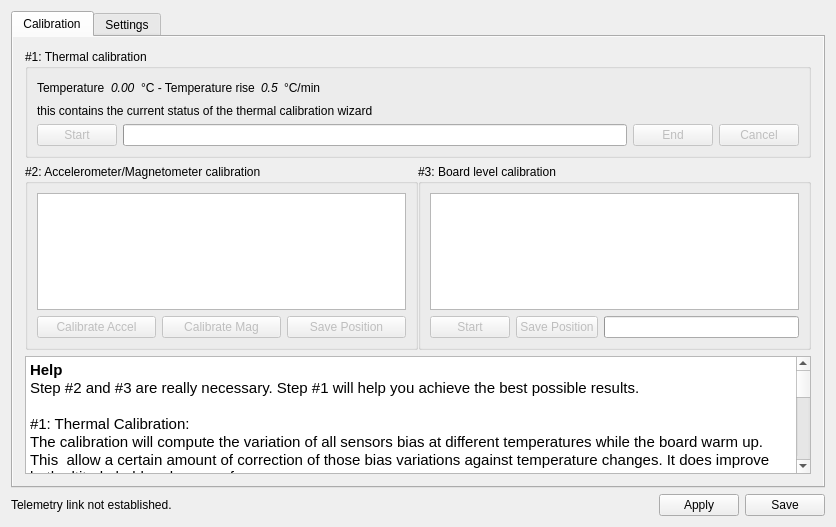
The window that ground/openpilotgcs/src/plugins/config/revosensors.ui (openpilot/OpenPilot) describes before a commit, drawn with Qt 5.
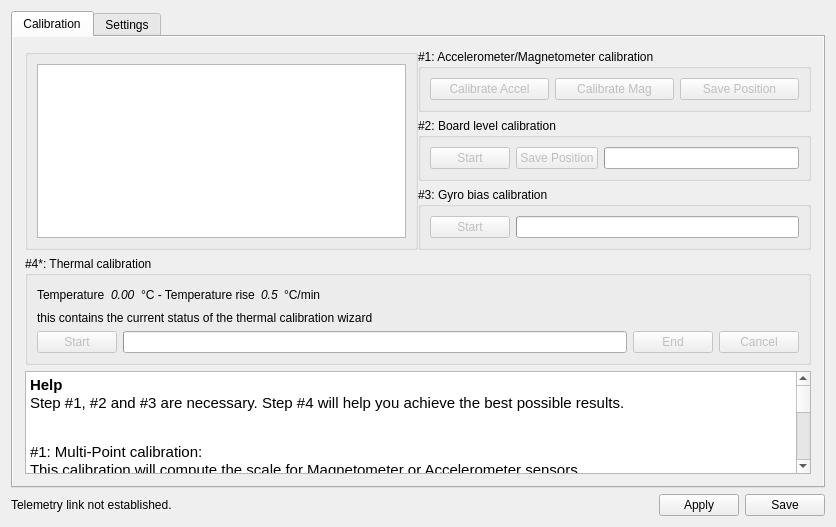
The same window after the commit. Icons and pictures are not drawn.

Commit message: OP-975 first part of code refactoring, changed the UI to better use the available space

```diff
--- a/ground/openpilotgcs/src/plugins/config/revosensors.ui
+++ b/ground/openpilotgcs/src/plugins/config/revosensors.ui
@@ -62,16 +62,60 @@
          <property name="verticalSpacing">
           <number>6</number>
          </property>
-         <item row="1" column="0" >
+         <item row="0" column="0" rowspan="3">
           <widget class="QGroupBox" name="groupBox_5">
-           <property name="title">
-            <string>#2: Accelerometer/Magnetometer calibration</string>
-           </property>
            <layout class="QVBoxLayout" name="verticalLayout_sixPointCalib">
             <item>
              <widget class="QGraphicsView" name="sixPointsHelp"/>
             </item>
-            <item>
+           </layout>
+          </widget>
+         </item>
+         <item row="4" column="0" colspan="2">
+          <widget class="QTextEdit" name="sixPointCalibInstructions">
+           <property name="toolTip">
+            <string>Calibration instructions</string>
+           </property>
+           <property name="horizontalScrollBarPolicy">
+            <enum>Qt::ScrollBarAlwaysOff</enum>
+           </property>
+           <property name="html">
+            <string>&lt;!DOCTYPE HTML PUBLIC &quot;-//W3C//DTD HTML 4.0//EN&quot; &quot;http://www.w3.org/TR/REC-html40/strict.dtd&quot;&gt;
+&lt;html&gt;&lt;head&gt;&lt;meta name=&quot;qrichtext&quot; content=&quot;1&quot; /&gt;&lt;style type=&quot;text/css&quot;&gt;
+p, li { white-space: pre-wrap; }
+&lt;/style&gt;&lt;/head&gt;&lt;body style=&quot; font-family:'MS Shell Dlg 2'; font-size:8.25pt; font-weight:400; font-style:normal;&quot;&gt;
+&lt;table border=&quot;0&quot; style=&quot;-qt-table-type: root; margin-top:4px; margin-bottom:4px; margin-left:4px; margin-right:4px;&quot;&gt;
+&lt;tr&gt;
+&lt;td style=&quot;border: none;&quot;&gt;
+&lt;p style=&quot; margin-top:0px; margin-bottom:0px; margin-left:0px; margin-right:0px; -qt-block-indent:0; text-indent:0px;&quot;&gt;&lt;span style=&quot; font-family:'Ubuntu'; font-size:11pt; font-weight:600;&quot;&gt;Help&lt;/span&gt;&lt;/p&gt;
+&lt;p style=&quot; margin-top:0px; margin-bottom:0px; margin-left:0px; margin-right:0px; -qt-block-indent:0; text-indent:0px;&quot;&gt;&lt;span style=&quot; font-family:'Ubuntu'; font-size:11pt;&quot;&gt;Step #1, #2 and #3 are necessary. Step #4 will help you achieve the best possible results.&lt;/span&gt;&lt;/p&gt;
+&lt;p style=&quot;-qt-paragraph-type:empty; margin-top:0px; margin-bottom:0px; margin-left:0px; margin-right:0px; -qt-block-indent:0; text-indent:0px; font-family:'Ubuntu'; font-size:11pt;&quot;&gt;&lt;br /&gt;&lt;/p&gt;
+&lt;p align=&quot;center&quot; style=&quot;-qt-paragraph-type:empty; margin-top:0px; margin-bottom:0px; margin-left:0px; margin-right:0px; -qt-block-indent:0; text-indent:0px; font-size:8pt;&quot;&gt;&lt;br /&gt;&lt;/p&gt;
+&lt;p style=&quot; margin-top:0px; margin-bottom:0px; margin-left:0px; margin-right:0px; -qt-block-indent:0; text-indent:0px;&quot;&gt;&lt;span style=&quot; font-family:'Ubuntu'; font-size:11pt;&quot;&gt;#1: Multi-Point calibration:&lt;/span&gt;&lt;/p&gt;
+&lt;p style=&quot; margin-top:0px; margin-bottom:0px; margin-left:0px; margin-right:0px; -qt-block-indent:0; text-indent:0px;&quot;&gt;&lt;span style=&quot; font-family:'Ubuntu'; font-size:11pt;&quot;&gt;This calibration will compute the scale for Magnetometer or Accelerometer sensors. &lt;/span&gt;&lt;/p&gt;
+&lt;p style=&quot; margin-top:0px; margin-bottom:0px; margin-left:0px; margin-right:0px; -qt-block-indent:0; text-indent:0px;&quot;&gt;&lt;span style=&quot; font-family:'Ubuntu'; font-size:11pt;&quot;&gt;Press &amp;quot;Calibrate Mag&amp;quot; or &amp;quot;Calibrate Accel&amp;quot; to begin calibration, and follow the instructions which will be displayed here.  Note that your HomeLocation must be set first, including the local magnetic field vector (Be) and acceleration due to gravity (g_e).&lt;/span&gt;&lt;/p&gt;
+&lt;p style=&quot; margin-top:0px; margin-bottom:0px; margin-left:0px; margin-right:0px; -qt-block-indent:0; text-indent:0px;&quot;&gt;&lt;span style=&quot; font-family:'Ubuntu'; font-size:11pt;&quot;&gt;For optimal calibration perform the Accel calibration with the board not mounted to the craft. in this way you can accurately level the board on your desk/table during the process. &lt;/span&gt;&lt;/p&gt;
+&lt;p style=&quot; margin-top:0px; margin-bottom:0px; margin-left:0px; margin-right:0px; -qt-block-indent:0; text-indent:0px;&quot;&gt;&lt;span style=&quot; font-family:'Ubuntu'; font-size:11pt;&quot;&gt;Magnetometer calibration need to be performed inside your plane/copter to account for metal/magnetic stuffs on board.&lt;/span&gt;&lt;/p&gt;
+&lt;p style=&quot;-qt-paragraph-type:empty; margin-top:0px; margin-bottom:0px; margin-left:0px; margin-right:0px; -qt-block-indent:0; text-indent:0px; font-family:'Ubuntu'; font-size:11pt;&quot;&gt;&lt;br /&gt;&lt;/p&gt;
+&lt;p style=&quot; margin-top:0px; margin-bottom:0px; margin-left:0px; margin-right:0px; -qt-block-indent:0; text-indent:0px;&quot;&gt;&lt;span style=&quot; font-family:'Ubuntu'; font-size:11pt;&quot;&gt;#2: Board level calibration:&lt;/span&gt;&lt;/p&gt;
+&lt;p style=&quot; margin-top:0px; margin-bottom:0px; margin-left:0px; margin-right:0px; -qt-block-indent:0; text-indent:0px;&quot;&gt;&lt;span style=&quot; font-family:'Ubuntu'; font-size:11pt;&quot;&gt;This step will ensure that board leveling is accurate. Place your airframe as horizontally as possible (use a spirit level if necessary), then press Start below and do not move your airframe at all until the end of the calibration.&lt;/span&gt;&lt;/p&gt;
+&lt;p style=&quot;-qt-paragraph-type:empty; margin-top:0px; margin-bottom:0px; margin-left:0px; margin-right:0px; -qt-block-indent:0; text-indent:0px; font-family:'Ubuntu'; font-size:11pt;&quot;&gt;&lt;br /&gt;&lt;/p&gt;
+&lt;p style=&quot; margin-top:0px; margin-bottom:0px; margin-left:0px; margin-right:0px; -qt-block-indent:0; text-indent:0px;&quot;&gt;&lt;span style=&quot; font-family:'Ubuntu'; font-size:11pt;&quot;&gt;#3: Gyro Bias calculation:&lt;/span&gt;&lt;/p&gt;
+&lt;p style=&quot; margin-top:0px; margin-bottom:0px; margin-left:0px; margin-right:0px; -qt-block-indent:0; text-indent:0px;&quot;&gt;&lt;span style=&quot; font-family:'Ubuntu'; font-size:11pt;&quot;&gt;This step allows to calibrate the gyro measured value when the board is steady. To perform the calibration leave the board/aircraft completely steady and click start. &lt;/span&gt;&lt;/p&gt;
+&lt;p style=&quot;-qt-paragraph-type:empty; margin-top:0px; margin-bottom:0px; margin-left:0px; margin-right:0px; -qt-block-indent:0; text-indent:0px; font-family:'Ubuntu'; font-size:11pt;&quot;&gt;&lt;br /&gt;&lt;/p&gt;
+&lt;p style=&quot; margin-top:0px; margin-bottom:0px; margin-left:0px; margin-right:0px; -qt-block-indent:0; text-indent:0px;&quot;&gt;&lt;span style=&quot; font-family:'Ubuntu'; font-size:11pt;&quot;&gt;#4: Thermal Calibration:&lt;/span&gt;&lt;/p&gt;
+&lt;p style=&quot; margin-top:0px; margin-bottom:0px; margin-left:0px; margin-right:0px; -qt-block-indent:0; text-indent:0px;&quot;&gt;&lt;span style=&quot; font-family:'Ubuntu'; font-size:11pt;&quot;&gt;The calibration will compute sensors bias variations at different temperatures while the board warms up.&lt;/span&gt;&lt;/p&gt;
+&lt;p style=&quot; margin-top:0px; margin-bottom:0px; margin-left:0px; margin-right:0px; -qt-block-indent:0; text-indent:0px;&quot;&gt;&lt;span style=&quot; font-family:'Ubuntu'; font-size:11pt;&quot;&gt;This  allow a certain amount of correction of those bias variations against temperature changes. It does improve both altitude hold and yaw performances.&lt;/span&gt;&lt;/p&gt;
+&lt;p style=&quot; margin-top:0px; margin-bottom:0px; margin-left:0px; margin-right:0px; -qt-block-indent:0; text-indent:0px;&quot;&gt;&lt;span style=&quot; font-family:'Ubuntu'; font-size:11pt;&quot;&gt;To perform this calibration leave the board to cool down at room temperature in the coldest places available. after 15-20 minutes attach the usb connector to the board and Click the Calibrate button leaving the board steady. Wait until completed&lt;/span&gt;&lt;/p&gt;
+&lt;p align=&quot;center&quot; style=&quot;-qt-paragraph-type:empty; margin-top:0px; margin-bottom:0px; margin-left:0px; margin-right:0px; -qt-block-indent:0; text-indent:0px; font-family:'Ubuntu'; font-size:11pt;&quot;&gt;&lt;br /&gt;&lt;/p&gt;&lt;/td&gt;&lt;/tr&gt;&lt;/table&gt;&lt;/body&gt;&lt;/html&gt;</string>
+           </property>
+          </widget>
+         </item>
+         <item row="0" column="1">
+          <widget class="QGroupBox" name="groupBox">
+           <property name="title">
+            <string>#1: Accelerometer/Magnetometer calibration</string>
+           </property>
              <layout class="QHBoxLayout" name="horizontalLayout_4">
               <item>
                <widget class="QPushButton" name="sixPointsStartAccel">
@@ -113,18 +157,84 @@
                </widget>
               </item>
              </layout>
-            </item>
+          </widget>
+         </item>
+         <item row="1" column="1">
+          <widget class="QGroupBox" name="groupBox">
+           <property name="title">
+            <string>#2: Board level calibration</string>
+           </property>
+           <layout class="QHBoxLayout">
+            <item>
+             <widget class="QPushButton" name="boardLevelStart">
+              <property name="enabled">
+               <bool>false</bool>
+              </property>
+              <property name="text">
+               <string>Start</string>
+              </property>
+             </widget>
+            </item>
+            <item>
+             <widget class="QPushButton" name="boardLevelSavePos">
+              <property name="enabled">
+               <bool>false</bool>
+              </property>
+              <property name="text">
+               <string>Save Position</string>
+              </property>
+             </widget>
+            </item>
+            <item>
+             <widget class="QProgressBar" name="boardLevelProgress">
+              <property name="value">
+               <number>0</number>
+              </property>
+              <property name="textVisible">
+               <bool>false</bool>
+              </property>
+             </widget>
+            </item>
            </layout>
           </widget>
          </item>
-         <item row="0" column="0" colspan="2">
+         <item row="2" column="1">
+          <widget class="QGroupBox" name="groupBox">
+           <property name="title">
+            <string>#3: Gyro bias calibration</string>
+           </property>
+           <layout class="QHBoxLayout">
+            <item>
+             <widget class="QPushButton" name="gyroBiasStart">
+              <property name="enabled">
+               <bool>false</bool>
+              </property>
+              <property name="text">
+               <string>Start</string>
+              </property>
+             </widget>
+            </item>
+            <item>
+             <widget class="QProgressBar" name="gyroBiasProgress">
+              <property name="value">
+               <number>0</number>
+              </property>
+              <property name="textVisible">
+               <bool>false</bool>
+              </property>
+             </widget>
+            </item>
+           </layout>
+          </widget>
+         </item>
+         <item row="3" column="0" colspan="2">
           <widget class="QGroupBox" name="groupBox_5">
            <property name="title">
-            <string>#1: Thermal calibration</string>
+            <string>#4*: Thermal calibration</string>
            </property>
-           <layout class="QVBoxLayout" name="verticalLayout_thermalbias">
+           <layout class="QVBoxLayout">
             <item>
-             <layout class="QHBoxLayout" name="horizontalLayout_thermalbias">
+             <layout class="QHBoxLayout">
               <item>
                <widget class="QLabel" name="label_temperature">
                 <property name="font">
@@ -267,86 +377,6 @@
            </layout>
           </widget>
          </item>
-         <item row="3" column="0" colspan="2">
-          <widget class="QTextEdit" name="sixPointCalibInstructions">
-           <property name="toolTip">
-            <string>Six Point Calibration instructions</string>
-           </property>
-           <property name="horizontalScrollBarPolicy">
-            <enum>Qt::ScrollBarAlwaysOff</enum>
-           </property>
-           <property name="html">
-            <string>&lt;!DOCTYPE HTML PUBLIC &quot;-//W3C//DTD HTML 4.0//EN&quot; &quot;http://www.w3.org/TR/REC-html40/strict.dtd&quot;&gt;
-&lt;html&gt;&lt;head&gt;&lt;meta name=&quot;qrichtext&quot; content=&quot;1&quot; /&gt;&lt;style type=&quot;text/css&quot;&gt;
-p, li { white-space: pre-wrap; }
-&lt;/style&gt;&lt;/head&gt;&lt;body style=&quot; font-family:'Sans Serif'; font-size:9pt; font-weight:400; font-style:normal;&quot;&gt;
-&lt;table border=&quot;0&quot; style=&quot;-qt-table-type: root; margin-top:4px; margin-bottom:4px; margin-left:4px; margin-right:4px;&quot;&gt;
-&lt;tr&gt;
-&lt;td style=&quot;border: none;&quot;&gt;
-&lt;p style=&quot; margin-top:0px; margin-bottom:0px; margin-left:0px; margin-right:0px; -qt-block-indent:0; text-indent:0px;&quot;&gt;&lt;span style=&quot; font-family:'Ubuntu'; font-size:11pt; font-weight:600;&quot;&gt;Help&lt;/span&gt;&lt;/p&gt;
-&lt;p style=&quot; margin-top:0px; margin-bottom:0px; margin-left:0px; margin-right:0px; -qt-block-indent:0; text-indent:0px;&quot;&gt;&lt;span style=&quot; font-family:'Ubuntu'; font-size:11pt;&quot;&gt;Step #2 and #3 are really necessary. Step #1 will help you achieve the best possible results.&lt;/span&gt;&lt;/p&gt;
-&lt;p style=&quot;-qt-paragraph-type:empty; margin-top:0px; margin-bottom:0px; margin-left:0px; margin-right:0px; -qt-block-indent:0; text-indent:0px; font-family:'Ubuntu'; font-size:11pt;&quot;&gt;&lt;br /&gt;&lt;/p&gt;
-&lt;p style=&quot; margin-top:0px; margin-bottom:0px; margin-left:0px; margin-right:0px; -qt-block-indent:0; text-indent:0px;&quot;&gt;&lt;span style=&quot; font-family:'Ubuntu'; font-size:11pt;&quot;&gt;#1: Thermal Calibration:&lt;/span&gt;&lt;/p&gt;
-&lt;p style=&quot; margin-top:0px; margin-bottom:0px; margin-left:0px; margin-right:0px; -qt-block-indent:0; text-indent:0px;&quot;&gt;&lt;span style=&quot; font-family:'Ubuntu'; font-size:11pt;&quot;&gt;The calibration will compute the variation of all sensors bias at different temperatures while the board warm up.&lt;/span&gt;&lt;/p&gt;
-&lt;p style=&quot; margin-top:0px; margin-bottom:0px; margin-left:0px; margin-right:0px; -qt-block-indent:0; text-indent:0px;&quot;&gt;&lt;span style=&quot; font-family:'Ubuntu'; font-size:11pt;&quot;&gt;This  allow a certain amount of correction of those bias variations against temperature changes. It does improve both altitude hold and yaw performances.&lt;/span&gt;&lt;/p&gt;
-&lt;p style=&quot; margin-top:0px; margin-bottom:0px; margin-left:0px; margin-right:0px; -qt-block-indent:0; text-indent:0px;&quot;&gt;&lt;span style=&quot; font-family:'Ubuntu'; font-size:11pt;&quot;&gt;To perform this calibration leave the board to cool down at room temperature in the coldest places available. after 15-20 minutes attach the usb connector to the board and Click the Calibrate button leaving the board steady. Wait until completed&lt;/span&gt;&lt;/p&gt;
-&lt;p align=&quot;center&quot; style=&quot;-qt-paragraph-type:empty; margin-top:0px; margin-bottom:0px; margin-left:0px; margin-right:0px; -qt-block-indent:0; text-indent:0px; font-family:'Ubuntu'; font-size:11pt;&quot;&gt;&lt;br /&gt;&lt;/p&gt;
-&lt;p style=&quot; margin-top:0px; margin-bottom:0px; margin-left:0px; margin-right:0px; -qt-block-indent:0; text-indent:0px;&quot;&gt;&lt;span style=&quot; font-family:'Ubuntu'; font-size:11pt;&quot;&gt;#2: Multi-Point calibration:&lt;/span&gt;&lt;/p&gt;
-&lt;p style=&quot; margin-top:0px; margin-bottom:0px; margin-left:0px; margin-right:0px; -qt-block-indent:0; text-indent:0px;&quot;&gt;&lt;span style=&quot; font-family:'Ubuntu'; font-size:11pt;&quot;&gt;This calibration will compute the scale for Magnetometer or Accelerometer sensors on the INS. Press &amp;quot;Calibrate Mag&amp;quot; or &amp;quot;Calibrate Accel&amp;quot; to begin calibration, and follow the instructions which will be displayed here.  Note that your HomeLocation must be set first, including the local magnetic field vector (Be) and acceleration due to gravity (g_e).&lt;/span&gt;&lt;/p&gt;
-&lt;p style=&quot; margin-top:0px; margin-bottom:0px; margin-left:0px; margin-right:0px; -qt-block-indent:0; text-indent:0px;&quot;&gt;&lt;span style=&quot; font-family:'Ubuntu'; font-size:11pt;&quot;&gt;For optimal calibration perform the Accel calibration with the board not mounted to the craft. in this way you can accurately level the board on your desk/table during the process. Magnetometer calibration need to be performed inside your plane/copter to account for metal/magnetic stuffs on board.&lt;/span&gt;&lt;/p&gt;
-&lt;p style=&quot;-qt-paragraph-type:empty; margin-top:0px; margin-bottom:0px; margin-left:0px; margin-right:0px; -qt-block-indent:0; text-indent:0px; font-family:'Ubuntu'; font-size:11pt;&quot;&gt;&lt;br /&gt;&lt;/p&gt;
-&lt;p style=&quot;-qt-paragraph-type:empty; margin-top:0px; margin-bottom:0px; margin-left:0px; margin-right:0px; -qt-block-indent:0; text-indent:0px;&quot;&gt;&lt;br /&gt;&lt;/p&gt;
-&lt;p style=&quot; margin-top:0px; margin-bottom:0px; margin-left:0px; margin-right:0px; -qt-block-indent:0; text-indent:0px;&quot;&gt;&lt;span style=&quot; font-family:'Ubuntu'; font-size:11pt;&quot;&gt;#3: Board level calibration:&lt;/span&gt;&lt;/p&gt;
-&lt;p style=&quot; margin-top:0px; margin-bottom:0px; margin-left:0px; margin-right:0px; -qt-block-indent:0; text-indent:0px;&quot;&gt;&lt;span style=&quot; font-family:'Ubuntu'; font-size:11pt;&quot;&gt;This step will ensure that board leveling is accurate. Place your airframe as horizontally as possible (use a spirit level if necessary), then press Start below and do not move your airframe at all until the end of the calibration.&lt;/span&gt;&lt;/p&gt;&lt;/td&gt;&lt;/tr&gt;&lt;/table&gt;&lt;/body&gt;&lt;/html&gt;</string>
-           </property>
-          </widget>
-         </item>
-         <item row="1" column="1" >
-          <widget class="QGroupBox" name="groupBox">
-           <property name="title">
-            <string>#3: Board level calibration</string>
-           </property>
-           <layout class="QVBoxLayout" name="verticalLayout_5">
-            <item>
-             <widget class="QGraphicsView" name="levelingHelp"/>
-            </item>
-            <item>
-             <layout class="QHBoxLayout" name="horizontalLayout_3">
-              <item>
-               <widget class="QPushButton" name="accelBiasStart">
-                <property name="enabled">
-                 <bool>false</bool>
-                </property>
-                <property name="text">
-                 <string>Start</string>
-                </property>
-               </widget>
-              </item>
-              <item>
-               <widget class="QPushButton" name="accelBiasSavePos">
-                <property name="enabled">
-                 <bool>false</bool>
-                </property>
-                <property name="text">
-                 <string>Save Position</string>
-                </property>
-               </widget>
-              </item>
-              <item>
-               <widget class="QProgressBar" name="accelBiasProgress">
-                <property name="value">
-                 <number>0</number>
-                </property>
-                <property name="textVisible">
-                 <bool>false</bool>
-                </property>
-               </widget>
-              </item>
-             </layout>
-            </item>
-           </layout>
-          </widget>
-         </item>
         </layout>
        </item>
       </layout>
```
Left out of the diff: 14 changed lines with no effect on the pictures. Lines whose indentation alone changed are shown as unchanged. The commit also changes 4 other files.
